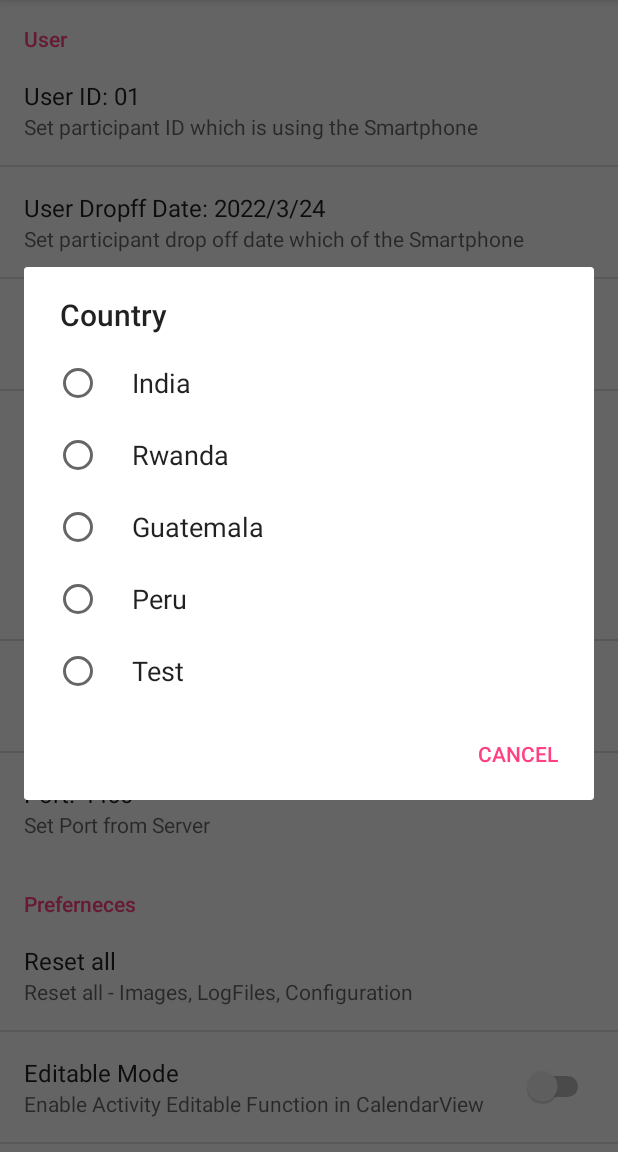
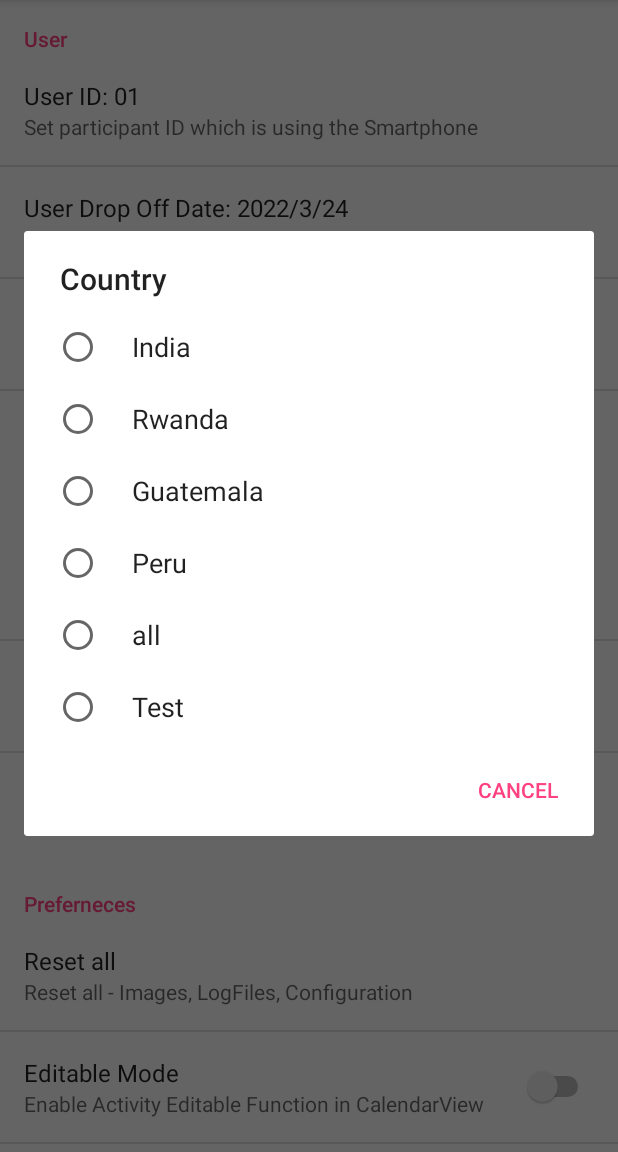
Before and after one commit to cliffordlab/TimeTracker, an Android app: the fragment Settings shown on its own in the app's theme, after a tap on "Country", on a phone screen of 412 x 824 dp, the part 84-1236 px from its top. Run offline under Robolectric (Android 15) with nearby library versions, the phone set to English and light mode, and no system bars; 1 statement that could not run was skipped.

Commit message:
Add country default value in config.properties file

```diff
--- a/app/src/main/assets/config.properties
+++ b/app/src/main/assets/config.properties
@@ -16,3 +16,6 @@ maxRecordedActivity = 3
 
 # amount of rows for the activity list
 listRows = 2
+
+# Default country
+countryDefaultSetting = test
--- a/app/src/main/assets/countries.json
+++ b/app/src/main/assets/countries.json
@@ -3,5 +3,6 @@
   "india": [4,9,10,12,13,14,16,18,21,23,25,26,27,28,29,30,31,32,33,34,35,36,38,40,41,44,45,47,48,49,50,51,53,56,64,65,66,67,68,69,70,71,72,73,74,75,76,77,78,79,80,81,82,83,84,85,86,87,88,89],
   "peru": [18,21,27,33,40,41,42,43,47,49,51,53,55,56,59,61,64,65,66,67,68,69,70,71,72,73,74,75,76,77,78,79,80,81,82,83,84,85,86,87,88,89],
   "rwanda": [1,3,4,9,10,13,16,18,19,21,25,26,27,28,29,30,31,32,33,34,35,36,37,38,40,41,43,45,46,47,48,49,50,51,52,53,54,55,56,58,59,60,61,64,65,66,67,68,69,70,71,72,73,74,75,76,77,78,79,80,81,82,83,84,85,86,87,88,89],
-  "test": [1,2,3,4,10]
+  "all": [1,2,3,4,5,6,7,8,9,10,11,12,13,14,15,16,17,18,19,20,21,22,23,24,25,26,27,28,29,30,31,32,33,34,35,36,37,38,39,40,41,42,43,44,45,46,47,48,49,50,51,52,53,54,55,56,57,58,59,60,61,62,63,64,65,66,67,68,69,70,71,72,73,74,75,76,77,78,79,80,81,82,83,84,85,86,87,88,89],
+  "test": [79,2,3,4,10]
 }
--- a/app/src/main/java/org/hdm/app/timetracker/screens/Settings.java
+++ b/app/src/main/java/org/hdm/app/timetracker/screens/Settings.java
@@ -104,7 +104,7 @@ public class Settings extends PreferenceFragment implements Preference.OnPrefere
         }
 
         if (prefUserDropoffDate != null) {
-            prefUserDropoffDate.setTitle("User Dropff Date: " + Variables.getInstance().user_Dropoff_Date);
+            prefUserDropoffDate.setTitle("User Drop Off Date: " + Variables.getInstance().user_Dropoff_Date);
         }
 
 //        if (prefUserConsent != null) {
@@ -141,8 +141,6 @@ public class Settings extends PreferenceFragment implements Preference.OnPrefere
 
     @Override
     public boolean onPreferenceClick(Preference preference) {
-
-
         if (preference.equals(prefActivitiesReset)){
             if (listener != null) listener.resetActivities();
         }
@@ -150,7 +148,6 @@ public class Settings extends PreferenceFragment implements Preference.OnPrefere
         if (preference.equals(prefConnectionSend)) {
             if (listener != null) listener.sendLogFile();
         }
-
 
         return true;
     }
--- a/app/src/main/java/org/hdm/app/timetracker/util/FileLoader.java
+++ b/app/src/main/java/org/hdm/app/timetracker/util/FileLoader.java
@@ -122,6 +122,10 @@ public class FileLoader {
             } catch (NumberFormatException e) {
                 e.printStackTrace();
             }
+        }
+
+        if (properties.get("countryDefaultSetting") != null) {
+            Variables.getInstance().country = (String) properties.get("countryDefaultSetting");
         }
     }
 
--- a/app/src/main/java/org/hdm/app/timetracker/util/Variables.java
+++ b/app/src/main/java/org/hdm/app/timetracker/util/Variables.java
@@ -57,11 +57,6 @@ public class Variables {
      * Log Interval in minutes
      */
     public long logTimeInterval = 15;
-
-
-
-
-
 
 
     /**********
--- a/app/src/main/res/values/countries.xml
+++ b/app/src/main/res/values/countries.xml
@@ -6,6 +6,7 @@
         <item>@string/pref_country_label_rwanda</item>
         <item>@string/pref_country_label_guatemala</item>
         <item>@string/pref_country_label_peru</item>
+        <item>@string/pref_country_label_all</item>
         <item>@string/pref_country_label_test</item>
     </string-array>
     <!-- Values -->
@@ -14,6 +15,7 @@
         <item>@string/pref_country_rwanda_value</item>
         <item>@string/pref_country_guatemala_value</item>
         <item>@string/pref_country_peru_value</item>
-        <item>@string/pref_country_peru_test</item>
+        <item>@string/pref_country_all_value</item>
+        <item>@string/pref_country_test_value</item>
     </string-array>
 </resources>
--- a/app/src/main/res/values/strings.xml
+++ b/app/src/main/res/values/strings.xml
@@ -57,11 +57,15 @@
     <string name="pref_country_label_rwanda">Rwanda</string>
     <string name="pref_country_label_guatemala">Guatemala</string>
     <string name="pref_country_label_peru">Peru</string>
+
+    <string name="pref_country_label_all">all</string>
     <string name="pref_country_label_test">Test</string>
 
     <string name="pref_country_india_value">India</string>
     <string name="pref_country_rwanda_value">Rwanda</string>
     <string name="pref_country_guatemala_value">Guatemala</string>
     <string name="pref_country_peru_value">Peru</string>
-    <string name="pref_country_peru_test">Test</string>
+
+    <string name="pref_country_all_value">all</string>
+    <string name="pref_country_test_value">Test</string>
 </resources>
--- a/app/src/main/res/xml/settings.xml
+++ b/app/src/main/res/xml/settings.xml
@@ -30,8 +30,7 @@
             android:entryValues="@array/pref_country_options_values"
             android:key="@string/pref_key_country"
             android:summary="Select Country"
-            android:title="Country"
-            android:defaultValue="pref_country_india_value"/>
+            android:title="Country"/>
     </PreferenceCategory>
 
     <PreferenceCategory
```
Also changed, not shown: app/src/main/java/org/hdm/app/timetracker/main/MainActivity.java (+0 -52 lines), app/src/main/java/org/hdm/app/timetracker/screens/FragmentActivity.java (+5 -4 lines).
